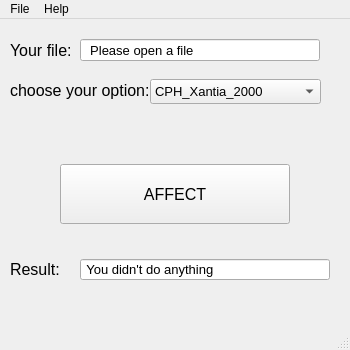
Old version of the form Source/untitled/mainwindow.ui in the repository abolyyy/DumpPresentation.
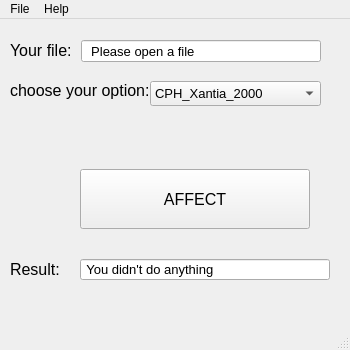
New version of the form. Icons and pictures are not drawn.

```diff
--- a/Source/untitled/mainwindow.ui
+++ b/Source/untitled/mainwindow.ui
@@ -40,8 +40,8 @@
    <widget class="QPushButton" name="pushButton">
     <property name="geometry">
      <rect>
-      <x>60</x>
-      <y>145</y>
+      <x>80</x>
+      <y>150</y>
       <width>230</width>
       <height>60</height>
      </rect>
@@ -115,8 +115,8 @@
    <widget class="QLineEdit" name="pl_Address">
     <property name="geometry">
      <rect>
-      <x>80</x>
-      <y>20</y>
+      <x>81</x>
+      <y>21</y>
       <width>240</width>
       <height>22</height>
      </rect>
@@ -137,7 +137,7 @@
     <property name="geometry">
      <rect>
       <x>150</x>
-      <y>60</y>
+      <y>62</y>
       <width>171</width>
       <height>25</height>
      </rect>
@@ -147,6 +147,12 @@
       <pointsize>10</pointsize>
      </font>
     </property>
+    <property name="cursor">
+     <cursorShape>ArrowCursor</cursorShape>
+    </property>
+    <property name="editable">
+     <bool>false</bool>
+    </property>
     <item>
      <property name="text">
       <string>CPH_Xantia_2000</string>
```
Left out of the diff: 12 changed lines with no effect on the pictures.
